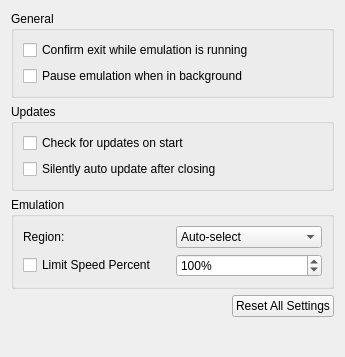
The window that src/citra_qt/configuration/configure_general.ui (PabloMK7/citra) describes before a commit, drawn with Qt 5.
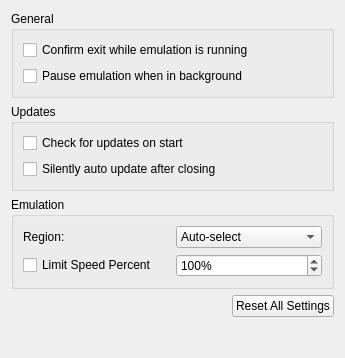
The same window after the commit.

What changed in the file:
```diff
--- a/src/citra_qt/configuration/configure_general.ui
+++ b/src/citra_qt/configuration/configure_general.ui
@@ -7,7 +7,7 @@
     <x>0</x>
     <y>0</y>
     <width>345</width>
-    <height>357</height>
+    <height>358</height>
    </rect>
   </property>
   <property name="windowTitle">
```
Left out of the diff: 14 changed lines with no effect on the pictures.
